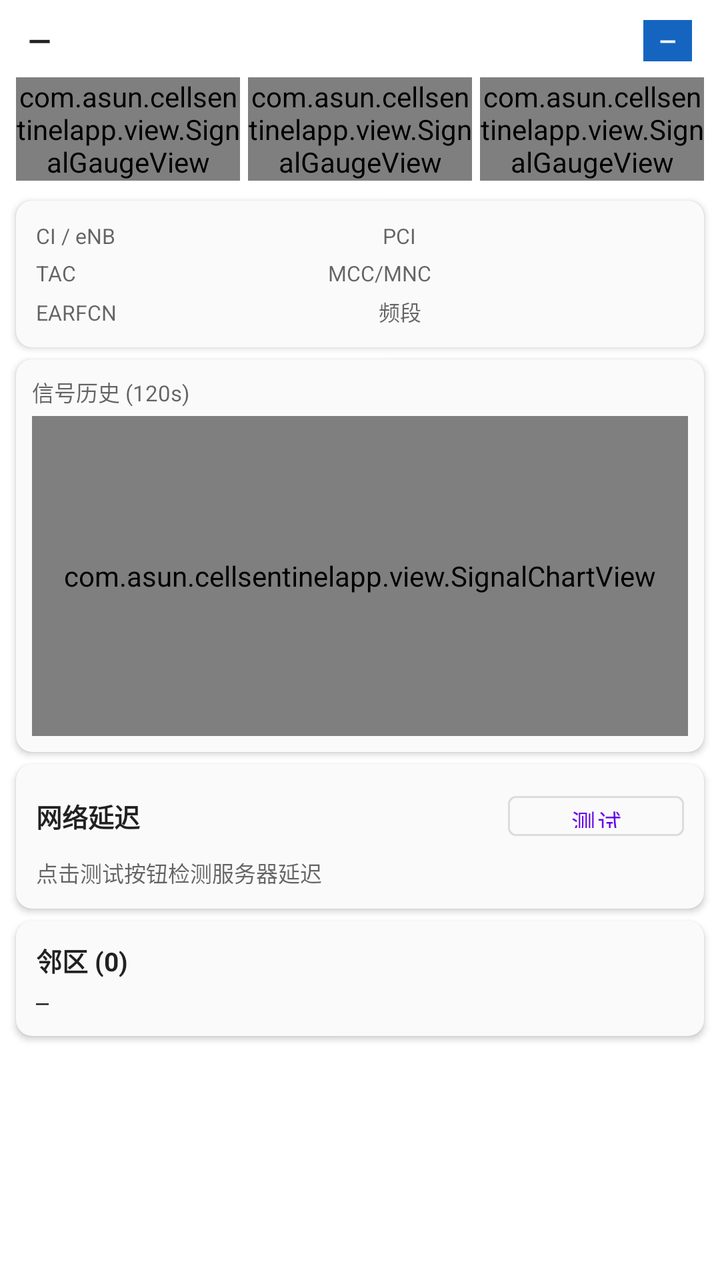
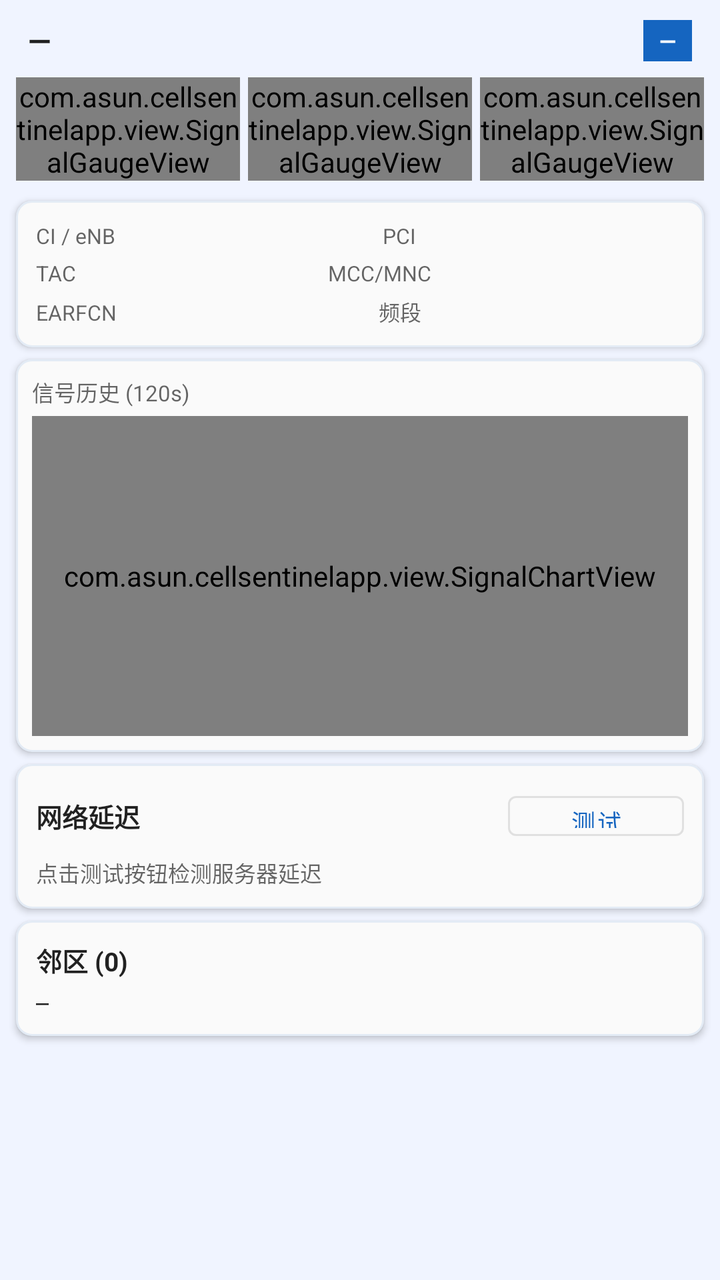

An Android layout rendered at two revisions. The XML below is the earlier revision; the diff shows what the commit changed to produce the second picture.
<!-- AndroidManifest.xml: application theme Theme.CellSentinelApp -->
<!-- res/layout/fragment_sim.xml -->
<?xml version="1.0" encoding="utf-8"?>
<ScrollView
    xmlns:android="http://schemas.android.com/apk/res/android"
    xmlns:app="http://schemas.android.com/apk/res-auto"
    android:layout_width="match_parent"
    android:layout_height="match_parent"
    android:fillViewport="true">

    <LinearLayout
        android:layout_width="match_parent"
        android:layout_height="wrap_content"
        android:orientation="vertical"
        android:paddingBottom="12dp">

        
        <LinearLayout
            android:layout_width="match_parent"
            android:layout_height="wrap_content"
            android:orientation="horizontal"
            android:gravity="center_vertical"
            android:paddingHorizontal="14dp"
            android:paddingTop="10dp"
            android:paddingBottom="4dp">

            <TextView
                android:id="@+id/tv_operator"
                android:layout_width="0dp"
                android:layout_height="wrap_content"
                android:layout_weight="1"
                android:textSize="15sp"
                android:textStyle="bold"
                android:textColor="#DE000000"
                android:text="—" />

            <TextView
                android:id="@+id/tv_rat_badge"
                android:layout_width="wrap_content"
                android:layout_height="wrap_content"
                android:text="—"
                android:textSize="11sp"
                android:textStyle="bold"
                android:textColor="#FFFFFF"
                android:background="#FF1565C0"
                android:paddingHorizontal="8dp"
                android:paddingVertical="3dp" />

        </LinearLayout>

        
        <LinearLayout
            android:layout_width="match_parent"
            android:layout_height="wrap_content"
            android:orientation="horizontal"
            android:paddingHorizontal="8dp"
            android:paddingTop="4dp"
            android:paddingBottom="4dp">

            <com.asun.cellsentinelapp.view.SignalGaugeView
                android:id="@+id/gauge_rsrp"
                android:layout_width="0dp"
                android:layout_height="wrap_content"
                android:layout_weight="1" />

            <com.asun.cellsentinelapp.view.SignalGaugeView
                android:id="@+id/gauge_sinr"
                android:layout_width="0dp"
                android:layout_height="wrap_content"
                android:layout_weight="1"
                android:layout_marginHorizontal="4dp" />

            <com.asun.cellsentinelapp.view.SignalGaugeView
                android:id="@+id/gauge_rsrq"
                android:layout_width="0dp"
                android:layout_height="wrap_content"
                android:layout_weight="1" />

        </LinearLayout>

        
        <com.google.android.material.card.MaterialCardView
            android:layout_width="match_parent"
            android:layout_height="wrap_content"
            android:layout_marginHorizontal="8dp"
            android:layout_marginTop="6dp"
            app:cardCornerRadius="8dp"
            app:cardElevation="2dp"
            app:cardBackgroundColor="#FAFAFA">

            <LinearLayout
                android:layout_width="match_parent"
                android:layout_height="wrap_content"
                android:orientation="vertical"
                android:padding="10dp">

                
                <LinearLayout
                    android:layout_width="match_parent"
                    android:layout_height="wrap_content"
                    android:orientation="horizontal"
                    android:layout_marginBottom="4dp">

                    <TextView style="@style/CellLabel" android:text="CI / eNB" />
                    <TextView android:id="@+id/tv_ci_val"
                        style="@style/CellValue"
                        android:layout_weight="1" />
                    <TextView style="@style/CellLabel" android:text="PCI" />
                    <TextView android:id="@+id/tv_pci_val"
                        style="@style/CellValue"
                        android:layout_weight="1" />
                </LinearLayout>

                
                <LinearLayout
                    android:layout_width="match_parent"
                    android:layout_height="wrap_content"
                    android:orientation="horizontal"
                    android:layout_marginBottom="4dp">

                    <TextView style="@style/CellLabel" android:text="TAC" />
                    <TextView android:id="@+id/tv_tac_val"
                        style="@style/CellValue"
                        android:layout_weight="1" />
                    <TextView style="@style/CellLabel" android:text="MCC/MNC" />
                    <TextView android:id="@+id/tv_mcc_mnc_val"
                        style="@style/CellValue"
                        android:layout_weight="1" />
                </LinearLayout>

                
                <LinearLayout
                    android:layout_width="match_parent"
                    android:layout_height="wrap_content"
                    android:orientation="horizontal">

                    <TextView style="@style/CellLabel" android:text="EARFCN" />
                    <TextView android:id="@+id/tv_earfcn_val"
                        style="@style/CellValue"
                        android:layout_weight="1" />
                    <TextView style="@style/CellLabel" android:text="频段" />
                    <TextView android:id="@+id/tv_band_val"
                        style="@style/CellValue"
                        android:layout_weight="1"
                        android:textColor="#FF1565C0" />
                </LinearLayout>

            </LinearLayout>
        </com.google.android.material.card.MaterialCardView>

        
        <com.google.android.material.card.MaterialCardView
            android:layout_width="match_parent"
            android:layout_height="wrap_content"
            android:layout_marginHorizontal="8dp"
            android:layout_marginTop="6dp"
            app:cardCornerRadius="8dp"
            app:cardElevation="2dp"
            app:cardBackgroundColor="#FAFAFA">

            <LinearLayout
                android:layout_width="match_parent"
                android:layout_height="wrap_content"
                android:orientation="vertical"
                android:padding="8dp">

                <TextView
                    android:layout_width="wrap_content"
                    android:layout_height="wrap_content"
                    android:text="信号历史 (120s)"
                    android:textSize="11sp"
                    android:textColor="#99000000"
                    android:layout_marginBottom="4dp" />

                <com.asun.cellsentinelapp.view.SignalChartView
                    android:id="@+id/chart_signal"
                    android:layout_width="match_parent"
                    android:layout_height="160dp" />

            </LinearLayout>
        </com.google.android.material.card.MaterialCardView>

        
        <com.google.android.material.card.MaterialCardView
            android:layout_width="match_parent"
            android:layout_height="wrap_content"
            android:layout_marginHorizontal="8dp"
            android:layout_marginTop="6dp"
            app:cardCornerRadius="8dp"
            app:cardElevation="2dp"
            app:cardBackgroundColor="#FAFAFA">

            <LinearLayout
                android:layout_width="match_parent"
                android:layout_height="wrap_content"
                android:orientation="vertical"
                android:padding="10dp">

                <LinearLayout
                    android:layout_width="match_parent"
                    android:layout_height="wrap_content"
                    android:orientation="horizontal"
                    android:gravity="center_vertical">

                    <TextView
                        android:layout_width="0dp"
                        android:layout_height="wrap_content"
                        android:layout_weight="1"
                        android:text="网络延迟"
                        android:textSize="13sp"
                        android:textStyle="bold"
                        android:textColor="#DE000000" />

                    <Button
                        android:id="@+id/btn_ping"
                        style="@style/Widget.MaterialComponents.Button.OutlinedButton"
                        android:layout_width="wrap_content"
                        android:layout_height="32dp"
                        android:text="测试"
                        android:textAllCaps="false"
                        android:textSize="12sp"
                        android:paddingHorizontal="12dp" />

                </LinearLayout>

                <TextView
                    android:id="@+id/tv_ping_result"
                    android:layout_width="match_parent"
                    android:layout_height="wrap_content"
                    android:layout_marginTop="4dp"
                    android:textSize="11sp"
                    android:fontFamily="monospace"
                    android:textColor="#99000000"
                    android:text="点击测试按钮检测服务器延迟" />

            </LinearLayout>
        </com.google.android.material.card.MaterialCardView>

        
        <com.google.android.material.card.MaterialCardView
            android:layout_width="match_parent"
            android:layout_height="wrap_content"
            android:layout_marginHorizontal="8dp"
            android:layout_marginTop="6dp"
            app:cardCornerRadius="8dp"
            app:cardElevation="2dp"
            app:cardBackgroundColor="#FAFAFA">

            <LinearLayout
                android:layout_width="match_parent"
                android:layout_height="wrap_content"
                android:orientation="vertical"
                android:padding="10dp">

                <TextView
                    android:id="@+id/tv_nbr_header"
                    android:layout_width="wrap_content"
                    android:layout_height="wrap_content"
                    android:text="邻区 (0)"
                    android:textSize="13sp"
                    android:textStyle="bold"
                    android:textColor="#DE000000"
                    android:layout_marginBottom="4dp" />

                <TextView
                    android:id="@+id/tv_neighbors"
                    android:layout_width="match_parent"
                    android:layout_height="wrap_content"
                    android:textSize="10.5sp"
                    android:fontFamily="monospace"
                    android:lineSpacingExtra="2dp"
                    android:textColor="#DE000000"
                    android:text="—" />

            </LinearLayout>
        </com.google.android.material.card.MaterialCardView>

    </LinearLayout>
</ScrollView>
<!-- resources referenced by this layout -->
<resources>
  <style name="CellLabel">
          <item name="android:layout_width">wrap_content</item>
          <item name="android:layout_height">wrap_content</item>
          <item name="android:textSize">10.5sp</item>
          <item name="android:textColor">#99000000</item>
          <item name="android:layout_marginEnd">3dp</item>
      </style>
  <style name="CellValue">
          <item name="android:layout_width">0dp</item>
          <item name="android:layout_height">wrap_content</item>
          <item name="android:textSize">11sp</item>
          <item name="android:textStyle">bold</item>
          <item name="android:textColor">#DE000000</item>
          <item name="android:fontFamily">monospace</item>
          <item name="android:layout_marginEnd">8dp</item>
      </style>
  <style name="Theme.CellSentinelApp" parent="Theme.MaterialComponents.DayNight.DarkActionBar">
          
          <item name="colorPrimary">@color/purple_500</item>
          <item name="colorPrimaryVariant">@color/purple_700</item>
          <item name="colorOnPrimary">@color/white</item>
          
          <item name="colorSecondary">@color/teal_200</item>
          <item name="colorSecondaryVariant">@color/teal_700</item>
          <item name="colorOnSecondary">@color/black</item>
          
          <item name="android:statusBarColor">?attr/colorPrimaryVariant</item>
          
      </style>
  <color name="purple_500">#FF6200EE</color>
  <color name="purple_700">#FF3700B3</color>
  <color name="white">#FFFFFFFF</color>
  <color name="teal_200">#FF03DAC5</color>
  <color name="teal_700">#FF018786</color>
  <color name="black">#FF000000</color>
</resources>

<!-- the commit's change to res/layout/fragment_sim.xml (unified diff, before → after) -->
@@ -4,6 +4,7 @@
     xmlns:app="http://schemas.android.com/apk/res-auto"
     android:layout_width="match_parent"
     android:layout_height="match_parent"
+    android:background="@color/background"
     android:fillViewport="true">
 
     <LinearLayout
@@ -29,7 +30,7 @@
                 android:layout_weight="1"
                 android:textSize="15sp"
                 android:textStyle="bold"
-                android:textColor="#DE000000"
+                android:textColor="@color/textColorPrimary"
                 android:text="—" />
 
             <TextView
@@ -39,8 +40,8 @@
                 android:text="—"
                 android:textSize="11sp"
                 android:textStyle="bold"
-                android:textColor="#FFFFFF"
-                android:background="#FF1565C0"
+                android:textColor="@color/white"
+                android:background="@color/colorPrimary"
                 android:paddingHorizontal="8dp"
                 android:paddingVertical="3dp" />
 
@@ -84,7 +85,7 @@
             android:layout_marginTop="6dp"
             app:cardCornerRadius="8dp"
             app:cardElevation="2dp"
-            app:cardBackgroundColor="#FAFAFA">
+            app:cardBackgroundColor="@color/colorSurfaceFaint">
 
             <LinearLayout
                 android:layout_width="match_parent"
@@ -140,21 +141,21 @@
                     <TextView android:id="@+id/tv_band_val"
                         style="@style/CellValue"
                         android:layout_weight="1"
-                        android:textColor="#FF1565C0" />
-                </LinearLayout>
-
-            </LinearLayout>
-        </com.google.android.material.card.MaterialCardView>
-
-        
-        <com.google.android.material.card.MaterialCardView
-            android:layout_width="match_parent"
-            android:layout_height="wrap_content"
-            android:layout_marginHorizontal="8dp"
-            android:layout_marginTop="6dp"
-            app:cardCornerRadius="8dp"
-            app:cardElevation="2dp"
-            app:cardBackgroundColor="#FAFAFA">
+                        android:textColor="@color/colorPrimary" />
+                </LinearLayout>
+
+            </LinearLayout>
+        </com.google.android.material.card.MaterialCardView>
+
+        
+        <com.google.android.material.card.MaterialCardView
+            android:layout_width="match_parent"
+            android:layout_height="wrap_content"
+            android:layout_marginHorizontal="8dp"
+            android:layout_marginTop="6dp"
+            app:cardCornerRadius="8dp"
+            app:cardElevation="2dp"
+            app:cardBackgroundColor="@color/colorSurfaceFaint">
 
             <LinearLayout
                 android:layout_width="match_parent"
@@ -167,7 +168,7 @@
                     android:layout_height="wrap_content"
                     android:text="信号历史 (120s)"
                     android:textSize="11sp"
-                    android:textColor="#99000000"
+                    android:textColor="@color/textColorSecondary"
                     android:layout_marginBottom="4dp" />
 
                 <com.asun.cellsentinelapp.view.SignalChartView
@@ -186,7 +187,7 @@
             android:layout_marginTop="6dp"
             app:cardCornerRadius="8dp"
             app:cardElevation="2dp"
-            app:cardBackgroundColor="#FAFAFA">
+            app:cardBackgroundColor="@color/colorSurfaceFaint">
 
             <LinearLayout
                 android:layout_width="match_parent"
@@ -207,7 +208,7 @@
                         android:text="网络延迟"
                         android:textSize="13sp"
                         android:textStyle="bold"
-                        android:textColor="#DE000000" />
+                        android:textColor="@color/textColorPrimary" />
 
                     <Button
                         android:id="@+id/btn_ping"
@@ -228,7 +229,7 @@
                     android:layout_marginTop="4dp"
                     android:textSize="11sp"
                     android:fontFamily="monospace"
-                    android:textColor="#99000000"
+                    android:textColor="@color/textColorSecondary"
                     android:text="点击测试按钮检测服务器延迟" />
 
             </LinearLayout>
@@ -242,7 +243,7 @@
             android:layout_marginTop="6dp"
             app:cardCornerRadius="8dp"
             app:cardElevation="2dp"
-            app:cardBackgroundColor="#FAFAFA">
+            app:cardBackgroundColor="@color/colorSurfaceFaint">
 
             <LinearLayout
                 android:layout_width="match_parent"
@@ -257,7 +258,7 @@
                     android:text="邻区 (0)"
                     android:textSize="13sp"
                     android:textStyle="bold"
-                    android:textColor="#DE000000"
+                    android:textColor="@color/textColorPrimary"
                     android:layout_marginBottom="4dp" />
 
                 <TextView
@@ -267,7 +268,7 @@
                     android:textSize="10.5sp"
                     android:fontFamily="monospace"
                     android:lineSpacingExtra="2dp"
-                    android:textColor="#DE000000"
+                    android:textColor="@color/textColorPrimary"
                     android:text="—" />
 
             </LinearLayout>
<!-- resource entries referenced after the edit -->
@@ -1,10 +1,15 @@
 <!-- resources referenced by this layout -->
 <resources>
+  <color name="background">#F0F4FF</color>
+  <color name="colorPrimary">#1565C0</color>
+  <color name="colorSurfaceFaint">#FAFAFA</color>
+  <color name="textColorPrimary">#DE000000</color>
+  <color name="textColorSecondary">#99000000</color>
   <style name="CellLabel">
           <item name="android:layout_width">wrap_content</item>
           <item name="android:layout_height">wrap_content</item>
           <item name="android:textSize">10.5sp</item>
-          <item name="android:textColor">#99000000</item>
+          <item name="android:textColor">@color/textColorSecondary</item>
           <item name="android:layout_marginEnd">3dp</item>
       </style>
   <style name="CellValue">
@@ -12,28 +17,59 @@
           <item name="android:layout_height">wrap_content</item>
           <item name="android:textSize">11sp</item>
           <item name="android:textStyle">bold</item>
-          <item name="android:textColor">#DE000000</item>
+          <item name="android:textColor">@color/textColorPrimary</item>
           <item name="android:fontFamily">monospace</item>
           <item name="android:layout_marginEnd">8dp</item>
       </style>
-  <style name="Theme.CellSentinelApp" parent="Theme.MaterialComponents.DayNight.DarkActionBar">
+  <style name="Theme.CellSentinelApp" parent="Theme.MaterialComponents.Light.DarkActionBar">
           
-          <item name="colorPrimary">@color/purple_500</item>
-          <item name="colorPrimaryVariant">@color/purple_700</item>
+          <item name="colorPrimary">@color/colorPrimary</item>
+          <item name="colorPrimaryVariant">@color/colorPrimaryDark</item>
           <item name="colorOnPrimary">@color/white</item>
           
-          <item name="colorSecondary">@color/teal_200</item>
-          <item name="colorSecondaryVariant">@color/teal_700</item>
-          <item name="colorOnSecondary">@color/black</item>
+          <item name="colorSecondary">@color/colorAccent</item>
+          <item name="colorSecondaryVariant">@color/colorAccentDark</item>
+          <item name="colorOnSecondary">@color/white</item>
           
-          <item name="android:statusBarColor">?attr/colorPrimaryVariant</item>
+          <item name="colorSurface">@color/colorSurface</item>
+          <item name="colorOnSurface">@color/textColorPrimary</item>
           
+          <item name="android:windowBackground">@color/background</item>
+          <item name="android:colorBackground">@color/background</item>
+          
+          <item name="android:statusBarColor">@color/colorPrimaryDark</item>
+          
+          <item name="android:textColorPrimary">@color/textColorPrimary</item>
+          <item name="android:textColorSecondary">@color/textColorSecondary</item>
+          <item name="android:textColorHint">@color/textColorHint</item>
+          
+          <item name="materialCardViewStyle">@style/AppCardView</item>
+          <item name="editTextStyle">@style/AppEditText</item>
+          <item name="chipStyle">@style/AppChip</item>
       </style>
-  <color name="purple_500">#FF6200EE</color>
-  <color name="purple_700">#FF3700B3</color>
+  <color name="colorPrimaryDark">#0D47A1</color>
+  <color name="colorAccent">#00ACC1</color>
+  <color name="colorAccentDark">#007C91</color>
+  <color name="colorSurface">#FFFFFF</color>
+  <color name="textColorHint">#FF757575</color>
+  <style name="AppCardView" parent="Widget.MaterialComponents.CardView">
+          <item name="cardCornerRadius">8dp</item>
+          <item name="cardElevation">2dp</item>
+          <item name="cardBackgroundColor">@color/colorSurfaceFaint</item>
+          <item name="strokeColor">@color/colorPrimaryTintBg</item>
+          <item name="strokeWidth">1dp</item>
+      </style>
+  <style name="AppEditText" parent="Widget.AppCompat.EditText">
+          <item name="android:textColor">@color/textColorPrimary</item>
+          <item name="android:textColorHint">@color/textColorHint</item>
+      </style>
+  <style name="AppChip" parent="Widget.MaterialComponents.Chip.Filter">
+          <item name="chipBackgroundColor">@color/chip_bg_color</item>
+          <item name="android:textColor">@color/chip_text_color</item>
+          <item name="chipStrokeColor">@color/colorPrimaryTintBg</item>
+          <item name="chipStrokeWidth">1dp</item>
+      </style>
+  <color name="colorPrimaryTintBg">#1A1565C0</color>
   <color name="white">#FFFFFFFF</color>
-  <color name="teal_200">#FF03DAC5</color>
-  <color name="teal_700">#FF018786</color>
-  <color name="black">#FF000000</color>
 </resources>
 
